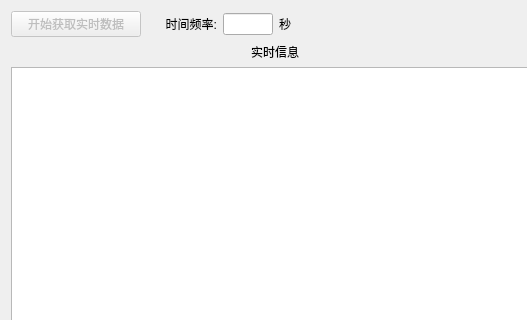
This is updaterealtimedataform.ui in lishengze/QT-study as Qt 5 draws it before an edit; both pictures show x 0 to 527 and y 0 to 320 of the 1083 by 780 pixel window. The edited form follows.
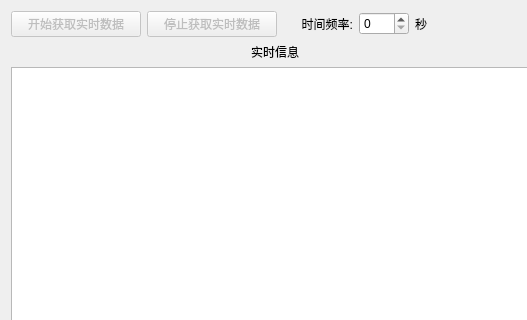
This is the edited form.

Patch:
```diff
--- a/updaterealtimedataform.ui
+++ b/updaterealtimedataform.ui
@@ -32,6 +32,22 @@
        </property>
       </widget>
      </item>
+     <item>
+      <widget class="QPushButton" name="stopGetRealtimeData">
+       <property name="enabled">
+        <bool>false</bool>
+       </property>
+       <property name="maximumSize">
+        <size>
+         <width>130</width>
+         <height>16777215</height>
+        </size>
+       </property>
+       <property name="text">
+        <string>停止获取实时数据</string>
+       </property>
+      </widget>
+     </item>
      <item>
       <widget class="QLabel" name="label">
        <property name="maximumSize">
@@ -49,7 +65,7 @@
       </widget>
      </item>
      <item>
-      <widget class="QLineEdit" name="updateTime">
+      <widget class="QSpinBox" name="updateTimeSpinBox">
        <property name="maximumSize">
         <size>
          <width>50</width>
```
